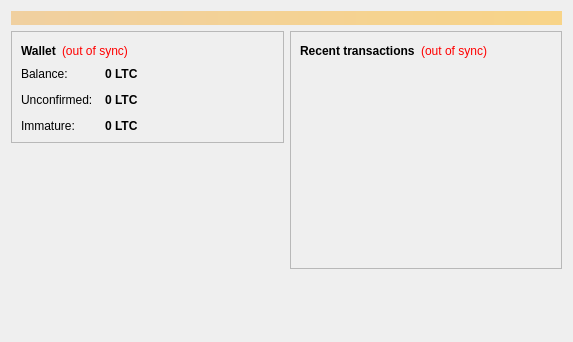
This is src/qt/forms/overviewpage.ui in wangxinhao/rubycoin as Qt 5 draws it before an edit. The edited form follows.
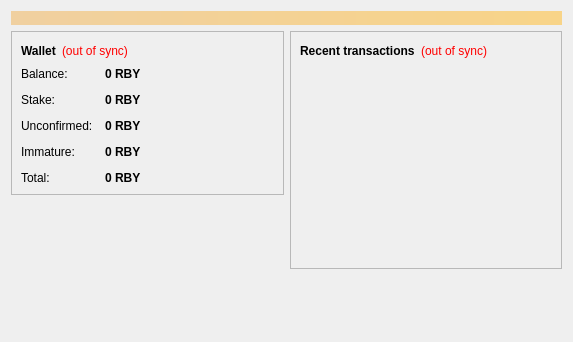
This is the edited form. Icons and pictures are not drawn.

```diff
--- a/src/qt/forms/overviewpage.ui
+++ b/src/qt/forms/overviewpage.ui
@@ -122,7 +122,7 @@
                <string>Your current balance</string>
               </property>
               <property name="text">
-               <string notr="true">0 LTC</string>
+               <string notr="true">0 RBY</string>
               </property>
               <property name="textInteractionFlags">
                <set>Qt::LinksAccessibleByMouse|Qt::TextSelectableByKeyboard|Qt::TextSelectableByMouse</set>
@@ -130,13 +130,42 @@
              </widget>
             </item>
             <item row="1" column="0">
+             <widget class="QLabel" name="labelStakeText">
+              <property name="text">
+               <string>Stake:</string>
+              </property>
+             </widget>
+            </item>
+            <item row="1" column="1">
+             <widget class="QLabel" name="labelStake">
+              <property name="font">
+               <font>
+                <weight>75</weight>
+                <bold>true</bold>
+               </font>
+              </property>
+              <property name="cursor">
+               <cursorShape>IBeamCursor</cursorShape>
+              </property>
+              <property name="toolTip">
+               <string>Total of coins that were staked and do not yet count toward the current balance</string>
+              </property>
+              <property name="text">
+               <string notr="true">0 RBY</string>
+              </property>
+              <property name="textInteractionFlags">
+               <set>Qt::LinksAccessibleByMouse|Qt::TextSelectableByKeyboard|Qt::TextSelectableByMouse</set>
+              </property>
+             </widget>
+            </item>
+            <item row="2" column="0">
              <widget class="QLabel" name="label_3">
               <property name="text">
                <string>Unconfirmed:</string>
               </property>
              </widget>
             </item>
-            <item row="1" column="1">
+            <item row="2" column="1">
              <widget class="QLabel" name="labelUnconfirmed">
               <property name="font">
                <font>
@@ -151,21 +180,21 @@
                <string>Total of transactions that have yet to be confirmed, and do not yet count toward the current balance</string>
               </property>
               <property name="text">
-               <string notr="true">0 LTC</string>
+               <string notr="true">0 RBY</string>
               </property>
               <property name="textInteractionFlags">
                <set>Qt::LinksAccessibleByMouse|Qt::TextSelectableByKeyboard|Qt::TextSelectableByMouse</set>
               </property>
              </widget>
             </item>
-            <item row="2" column="0">
+            <item row="3" column="0">
              <widget class="QLabel" name="labelImmatureText">
               <property name="text">
                <string>Immature:</string>
               </property>
              </widget>
             </item>
-            <item row="2" column="1">
+            <item row="3" column="1">
              <widget class="QLabel" name="labelImmature">
               <property name="font">
                <font>
@@ -177,7 +206,33 @@
                <string>Mined balance that has not yet matured</string>
               </property>
               <property name="text">
-               <string notr="true">0 LTC</string>
+               <string notr="true">0 RBY</string>
+              </property>
+              <property name="textInteractionFlags">
+               <set>Qt::LinksAccessibleByMouse|Qt::TextSelectableByKeyboard|Qt::TextSelectableByMouse</set>
+              </property>
+             </widget>
+            </item>
+            <item row="4" column="0">
+             <widget class="QLabel" name="labelTotalText">
+              <property name="text">
+               <string>Total:</string>
+              </property>
+             </widget>
+            </item>
+            <item row="4" column="1">
+             <widget class="QLabel" name="labelTotal">
+              <property name="font">
+               <font>
+                <weight>75</weight>
+                <bold>true</bold>
+               </font>
+              </property>
+              <property name="toolTip">
+               <string>Your current total balance</string>
+              </property>
+              <property name="text">
+               <string notr="true">0 RBY</string>
               </property>
               <property name="textInteractionFlags">
                <set>Qt::LinksAccessibleByMouse|Qt::TextSelectableByKeyboard|Qt::TextSelectableByMouse</set>
```
Left out of the diff: 26 changed lines with no effect on the pictures.
